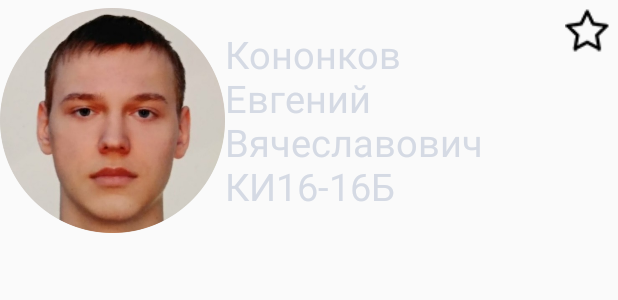
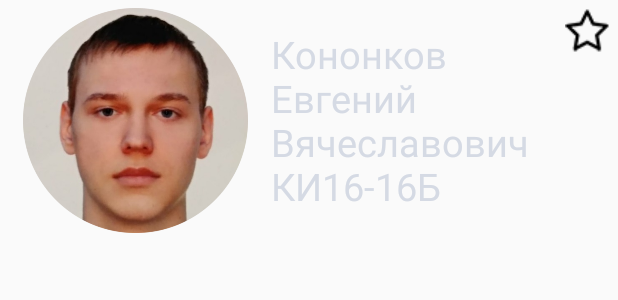
Before and after one commit to Kononkov1998/studentachievements, an Android app: the layout item_student.xml on its own in the app's theme, with its tools: preview values and no code run, on a phone screen of 412 x 824 dp. Shown: the top 300 px of the screen. Run offline under Robolectric (Android 15) with nearby library versions, the phone set to English and light mode, and no system bars.

Commit message:
Добавлены анимации в поиске

```diff
--- a/src/main/AndroidManifest.xml
+++ b/src/main/AndroidManifest.xml
@@ -36,10 +36,10 @@
             android:theme="@style/AppTheme" />
         <activity
             android:name=".activities.SearchResultsActivity"
-            android:theme="@style/AppTheme" />
+            android:theme="@style/AppTheme.Animation" />
         <activity
             android:name=".activities.OtherProfileActivity"
-            android:theme="@style/AppTheme" />
+            android:theme="@style/AppTheme.Animation" />
         <activity
             android:name=".activities.AuthActivity"
             android:theme="@style/AppTheme"
--- a/src/main/java/com/example/jenya/studentachievements/activities/OtherProfileActivity.java
+++ b/src/main/java/com/example/jenya/studentachievements/activities/OtherProfileActivity.java
@@ -23,6 +23,7 @@ public class OtherProfileActivity extends AppCompatActivity {
     @Override
     protected void onCreate(Bundle savedInstanceState) {
         super.onCreate(savedInstanceState);
+        supportPostponeEnterTransition();
         setRequestedOrientation(ActivityInfo.SCREEN_ORIENTATION_PORTRAIT);
         setContentView(R.layout.activity_otherprofile);
 
@@ -46,6 +47,7 @@ public class OtherProfileActivity extends AppCompatActivity {
         listView.addHeaderView(header);
         listView.setAdapter(adapter);
 
+        supportStartPostponedEnterTransition();
         CheckBox hideBox = findViewById(R.id.checkboxHide);
         hideBox.setOnCheckedChangeListener((buttonView, isChecked) -> {
             if (isChecked) {
--- a/src/main/java/com/example/jenya/studentachievements/activities/SearchResultsActivity.java
+++ b/src/main/java/com/example/jenya/studentachievements/activities/SearchResultsActivity.java
@@ -31,7 +31,6 @@ public class SearchResultsActivity extends AppCompatActivity {
         listView.setAdapter(adapter);
 
         listView.setOnItemClickListener((parent, view, position, id) -> {
-
         });
     }
 
--- a/src/main/res/layout/header_otherprofile.xml
+++ b/src/main/res/layout/header_otherprofile.xml
@@ -7,10 +7,11 @@
 
     <RelativeLayout
         android:layout_width="match_parent"
-        android:layout_height="wrap_content">
+        android:layout_height="wrap_content"
+        android:transitionName="student_transition"
+        android:id="@+id/layout">
 
         <LinearLayout
-
             android:layout_width="match_parent"
             android:layout_height="wrap_content"
             android:layout_marginTop="5dp"
--- a/src/main/res/layout/item_student.xml
+++ b/src/main/res/layout/item_student.xml
@@ -1,11 +1,17 @@
 <?xml version="1.0" encoding="utf-8"?>
-<RelativeLayout xmlns:android="http://schemas.android.com/apk/res/android"
+<LinearLayout xmlns:android="http://schemas.android.com/apk/res/android"
     xmlns:app="http://schemas.android.com/apk/res-auto"
     android:layout_width="match_parent"
-    android:layout_height="wrap_content">
+    android:layout_height="wrap_content"
+    android:orientation="vertical">
+
+    <RelativeLayout
+        android:layout_width="match_parent"
+        android:layout_height="wrap_content"
+        android:transitionName="student_transition"
+        android:id="@+id/layout">
 
         <LinearLayout
-        android:id="@+id/layout"
             android:layout_width="match_parent"
             android:layout_height="wrap_content"
             android:layout_marginTop="5dp"
@@ -16,18 +22,21 @@
                 android:layout_width="150dp"
                 android:layout_height="150dp"
                 android:layout_gravity="center_horizontal"
-            app:srcCompat="@drawable/profile" />
+                app:srcCompat="@drawable/profile"
+                android:layout_marginStart="15dp"
+                android:layout_marginLeft="15dp"/>
 
             <TextView
                 android:id="@+id/textProfile"
                 android:layout_width="190dp"
                 android:layout_height="wrap_content"
                 android:layout_gravity="center_vertical"
-            android:editable="false"
                 android:inputType="none"
                 android:text="Кононков Евгений Вячеславович КИ16-16Б"
                 android:textSize="25sp"
-            android:textColor="@color/colorGrey"/>
+                android:textColor="@color/colorGrey"
+                android:layout_marginStart="15dp"
+                android:layout_marginLeft="15dp"/>
         </LinearLayout>
         <CheckBox
             android:id="@+id/checkboxFavorite"
@@ -40,5 +49,7 @@
             android:button="@drawable/checkbox_selector"
             android:visibility="visible"
             android:layout_alignParentRight="true"
-        android:layout_marginRight="5dp" />
+            android:layout_marginRight="5dp"
+            />
     </RelativeLayout>
+</LinearLayout>
--- a/src/main/res/values/styles.xml
+++ b/src/main/res/values/styles.xml
@@ -6,6 +6,7 @@
         <item name="colorPrimary">@color/colorWhite</item>
         <item name="colorPrimaryDark">@color/colorDarkGrey</item>
         <item name="colorAccent">@color/colorDarkGrey</item>
+
     </style>
 
     <style name="SplashScreen" parent="Theme.AppCompat.Light.NoActionBar">
```
Also changed, not shown: src/main/java/com/example/jenya/studentachievements/adapters/UsersAdapter.java (+20 -3 lines). Lines whose indentation alone changed are shown as unchanged.
